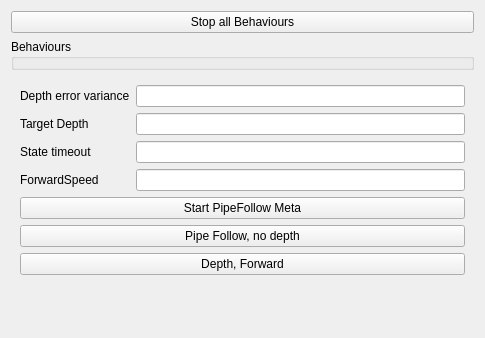
This is Hanse/MetaBehaviour/metabehaviourform.ui in iti-luebeck/HANSE2011 as Qt 5 draws it before an edit. The edited form follows.
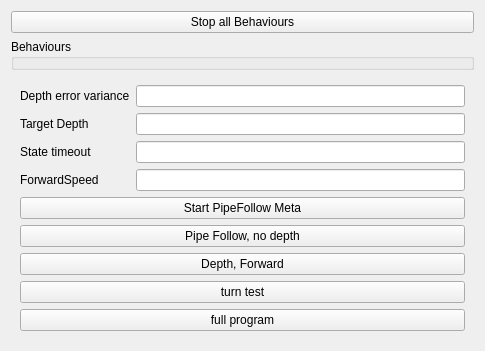
This is the edited form.

What changed in the file:
```diff
--- a/Hanse/MetaBehaviour/metabehaviourform.ui
+++ b/Hanse/MetaBehaviour/metabehaviourform.ui
@@ -106,6 +106,20 @@
       <item row="3" column="1">
        <widget class="QLineEdit" name="forwardSpeed"/>
       </item>
+      <item row="7" column="0" colspan="2">
+       <widget class="QPushButton" name="turnteste">
+        <property name="text">
+         <string>turn test</string>
+        </property>
+       </widget>
+      </item>
+      <item row="8" column="0" colspan="2">
+       <widget class="QPushButton" name="fulProgram">
+        <property name="text">
+         <string>full program</string>
+        </property>
+       </widget>
+      </item>
      </layout>
     </widget>
    </item>
```
